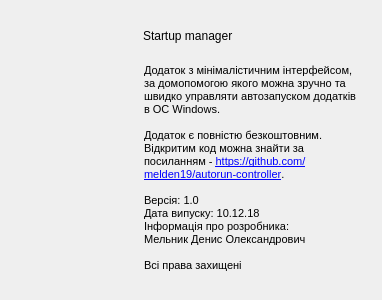
Qt form about.ui (melden19/autorun-controller) before a commit.
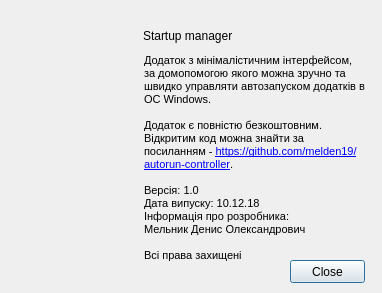
The same form after that commit. Icons and pictures are not drawn.

Diff of the .ui file:
```diff
--- a/about.ui
+++ b/about.ui
@@ -7,7 +7,7 @@
     <x>0</x>
     <y>0</y>
     <width>382</width>
-    <height>300</height>
+    <height>293</height>
    </rect>
   </property>
   <property name="windowTitle">
@@ -49,9 +49,9 @@
    <property name="geometry">
     <rect>
      <x>140</x>
-     <y>60</y>
-     <width>221</width>
-     <height>231</height>
+     <y>50</y>
+     <width>231</width>
+     <height>221</height>
     </rect>
    </property>
    <property name="styleSheet">
@@ -75,6 +75,19 @@
 &lt;p style=&quot; margin-top:0px; margin-bottom:0px; margin-left:0px; margin-right:0px; -qt-block-indent:0; text-indent:0px;&quot;&gt;Всі права захищені&lt;/p&gt;&lt;/body&gt;&lt;/html&gt;</string>
    </property>
   </widget>
+  <widget class="QPushButton" name="pushButton">
+   <property name="geometry">
+    <rect>
+     <x>290</x>
+     <y>260</y>
+     <width>75</width>
+     <height>23</height>
+    </rect>
+   </property>
+   <property name="text">
+    <string>Close</string>
+   </property>
+  </widget>
  </widget>
  <resources>
   <include location="resources.qrc"/>
```
